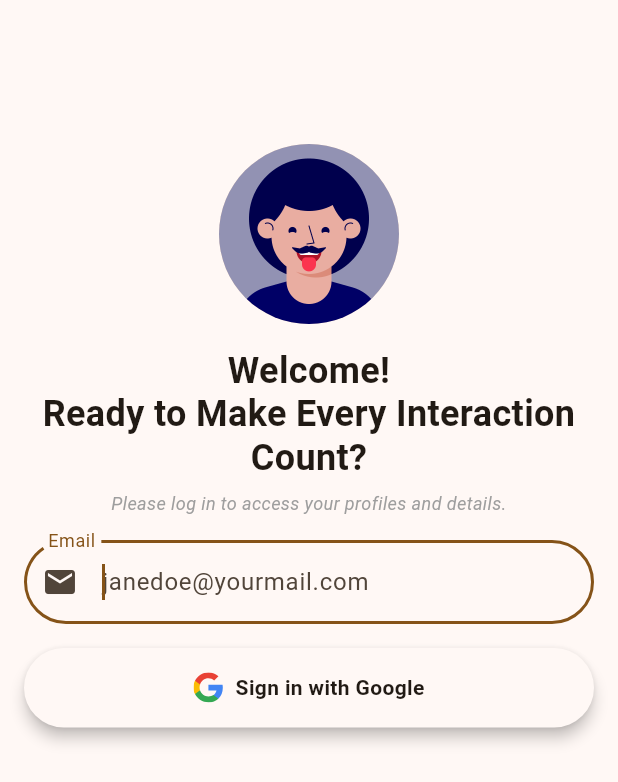
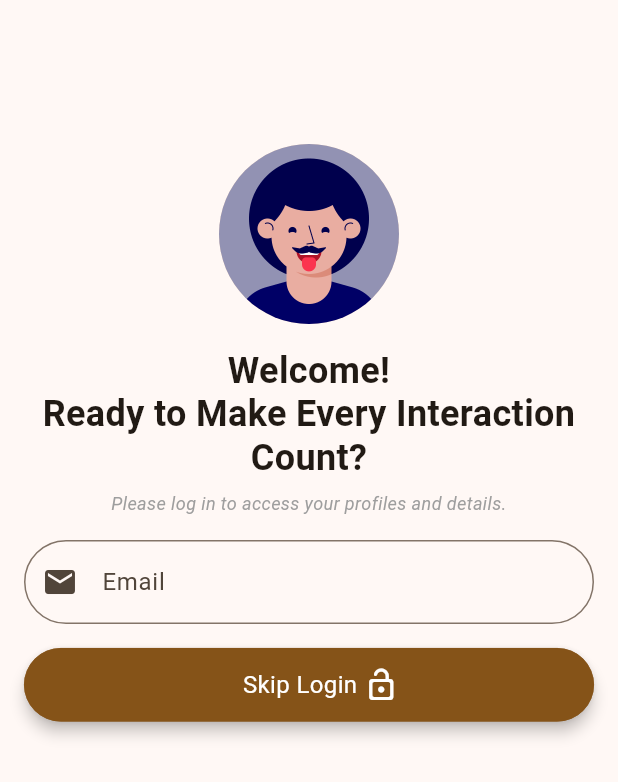
Before and after one commit to dubeyanant/my_people, a Flutter app: the screen it shows after launch, on a phone screen of 412 x 824 dp. Shown: the top 782 px of the screen. Run offline on Flutter 3.47's test engine with Material 3 defaults, Android fonts, the phone set to English and light mode, and no system bars; our stand-ins replace connectivity_plus, dio, flutter_dotenv, flutter_markdown, flutter_svg, get and 6 more; missing offline and left inert: install_plugin; accounts and stored records are empty.

Commit message:
feat(login screen): add skip login
and removed google login

```diff
--- a/lib/screens/login_screen/login_screen.dart
+++ b/lib/screens/login_screen/login_screen.dart
@@ -14,7 +14,9 @@ import 'package:my_people/utility/debug_print.dart';
 import 'package:my_people/utility/shared_preferences.dart';
 
 class LoginScreen extends StatefulWidget {
-  const LoginScreen({super.key});
+  final bool showGithubLogin;
+
+  const LoginScreen({super.key, this.showGithubLogin = false});
 
   @override
   State<LoginScreen> createState() => _LoginScreenState();
@@ -48,20 +50,15 @@ class _LoginScreenState extends State<LoginScreen> {
     });
 
     // Request focus to the email field when the screen loads
-    WidgetsBinding.instance.addPostFrameCallback((_) {
-      FocusScope.of(context).requestFocus(_emailFocusNode);
-    });
+    // WidgetsBinding.instance.addPostFrameCallback((_) {
+    //   FocusScope.of(context).requestFocus(_emailFocusNode);
+    // });
 
     // Add listener to the email controller to enable/disable the submit button
     _emailController.addListener(() {
       _isButtonEnabled.value = _isValidEmail(_emailController.text);
       _isTyping.value = _emailController.text.isNotEmpty;
     });
-  }
-
-  void _updateImage() {
-    int imageNumber = _random.nextInt(_totalDefaultImages) + 1;
-    _defaultImage = 'assets/default$imageNumber.png';
   }
 
   @override
@@ -72,6 +69,32 @@ class _LoginScreenState extends State<LoginScreen> {
     _emailFocusNode.dispose();
     _isButtonEnabled.dispose();
     super.dispose();
+  }
+
+  void _updateImage() {
+    int imageNumber = _random.nextInt(_totalDefaultImages) + 1;
+    _defaultImage = 'assets/default$imageNumber.png';
+  }
+
+  void _skipLogin() async {
+    if (await isConnected()) {
+      await Supabase.instance.client.auth
+          .signInAnonymously()
+          .then((value) async {
+        Get.off(() => const HomeScreen());
+        await SharedPrefs.setLoggedIn(true);
+      });
+    } else {
+      if (mounted) {
+        ScaffoldMessenger.of(context).showSnackBar(
+          const SnackBar(
+            content: Text(
+              'Please check your internet connection and try again!',
+            ),
+          ),
+        );
+      }
+    }
   }
 
   bool _isValidEmail(String email) {
@@ -223,6 +246,15 @@ class _LoginScreenState extends State<LoginScreen> {
     }
   }
 
+  Future<void> signInWithGithub() async {
+    await Supabase.instance.client.auth
+        .signInWithOAuth(OAuthProvider.github)
+        .then((value) {
+      Get.off(() => const HomeScreen());
+      SharedPrefs.setLoggedIn(true);
+    });
+  }
+
   @override
   Widget build(BuildContext context) {
     return Scaffold(
@@ -279,6 +311,10 @@ class _LoginScreenState extends State<LoginScreen> {
                         prefixIcon: const Icon(Icons.email),
                         labelText: _isReadOnly ? '' : 'Email',
                         hintText: 'janedoe@yourmail.com',
+                        contentPadding: const EdgeInsets.symmetric(
+                          vertical: 16,
+                          horizontal: 32,
+                        ),
                         enabled: !_isReadOnly,
                         border: OutlineInputBorder(
                           borderRadius: BorderRadius.circular(32),
@@ -329,19 +365,27 @@ class _LoginScreenState extends State<LoginScreen> {
                 builder: (context, isTyping, child) {
                   return Visibility(
                     visible: !isTyping,
-                    child: Material(
+                    child: Column(
+                      children: [
+                        if (widget.showGithubLogin)
+                          Material(
                             elevation: 4,
                             borderRadius: BorderRadius.circular(32),
+                            child: GestureDetector(
+                              onTap: () {
+                                signInWithGithub();
+                              },
                               child: Container(
                                 width: double.infinity,
-                        padding: const EdgeInsets.all(16),
+                                padding: const EdgeInsets.all(14),
                                 child: Row(
                                   mainAxisAlignment: MainAxisAlignment.center,
                                   children: [
-                            SvgPicture.asset('assets/google.svg'),
+                                    SvgPicture.asset('assets/github.svg',
+                                        width: 24),
                                     const SizedBox(width: 8),
                                     const Text(
-                              'Sign in with Google',
+                                      'Sign in with GitHub',
                                       style: TextStyle(
                                         fontWeight: FontWeight.bold,
                                       ),
@@ -349,6 +393,62 @@ class _LoginScreenState extends State<LoginScreen> {
                                   ],
                                 ),
                               ),
+                            ),
+                          ),
+                        if (widget.showGithubLogin) const SizedBox(height: 16),
+                        // ElevatedButton(
+                        //   onPressed: _skipLogin,
+                        //   style: ElevatedButton.styleFrom(
+                        //     minimumSize: const Size(double.infinity, 50),
+                        //     shape: RoundedRectangleBorder(
+                        //       borderRadius: BorderRadius.circular(32),
+                        //     ),
+                        //   ),
+                        //   child: const Text('Skip Login'),
+                        // ),
+                        GestureDetector(
+                          onTap: _skipLogin,
+                          child: Material(
+                            elevation: 4,
+                            borderRadius: BorderRadius.circular(32),
+                            color: Theme.of(context).colorScheme.primary,
+                            child: Container(
+                              width: double.infinity,
+                              padding: const EdgeInsets.symmetric(vertical: 12),
+                              alignment: Alignment.center,
+                              decoration: BoxDecoration(
+                                borderRadius: BorderRadius.circular(32),
+                                border: Border.all(
+                                  color: Theme.of(context).colorScheme.primary,
+                                  width: 0.5,
+                                ),
+                              ),
+                              child: Row(
+                                mainAxisAlignment: MainAxisAlignment.center,
+                                crossAxisAlignment: CrossAxisAlignment.center,
+                                children: [
+                                  const SizedBox(width: 16),
+                                  Text(
+                                    'Skip Login',
+                                    style: TextStyle(
+                                      fontSize: 16,
+                                      color: Theme.of(context)
+                                          .colorScheme
+                                          .onPrimary,
+                                    ),
+                                  ),
+                                  const SizedBox(width: 4),
+                                  Icon(
+                                    Icons.lock_open_rounded,
+                                    color:
+                                        Theme.of(context).colorScheme.onPrimary,
+                                  ),
+                                ],
+                              ),
+                            ),
+                          ),
+                        ),
+                      ],
                     ),
                   );
                 },
@@ -375,7 +475,7 @@ class _LoginScreenState extends State<LoginScreen> {
                                 : Theme.of(context).colorScheme.background,
                             child: Container(
                               width: double.infinity,
-                              padding: const EdgeInsets.symmetric(vertical: 14),
+                              padding: const EdgeInsets.symmetric(vertical: 12),
                               alignment: Alignment.center,
                               decoration: BoxDecoration(
                                 borderRadius: BorderRadius.circular(32),
```
Also changed, not shown: lib/screens/home_screen/google_login_helper.dart (added, +43 -0 lines), assets/github.svg (added), 2 other files. Lines whose indentation alone changed are shown as unchanged.
